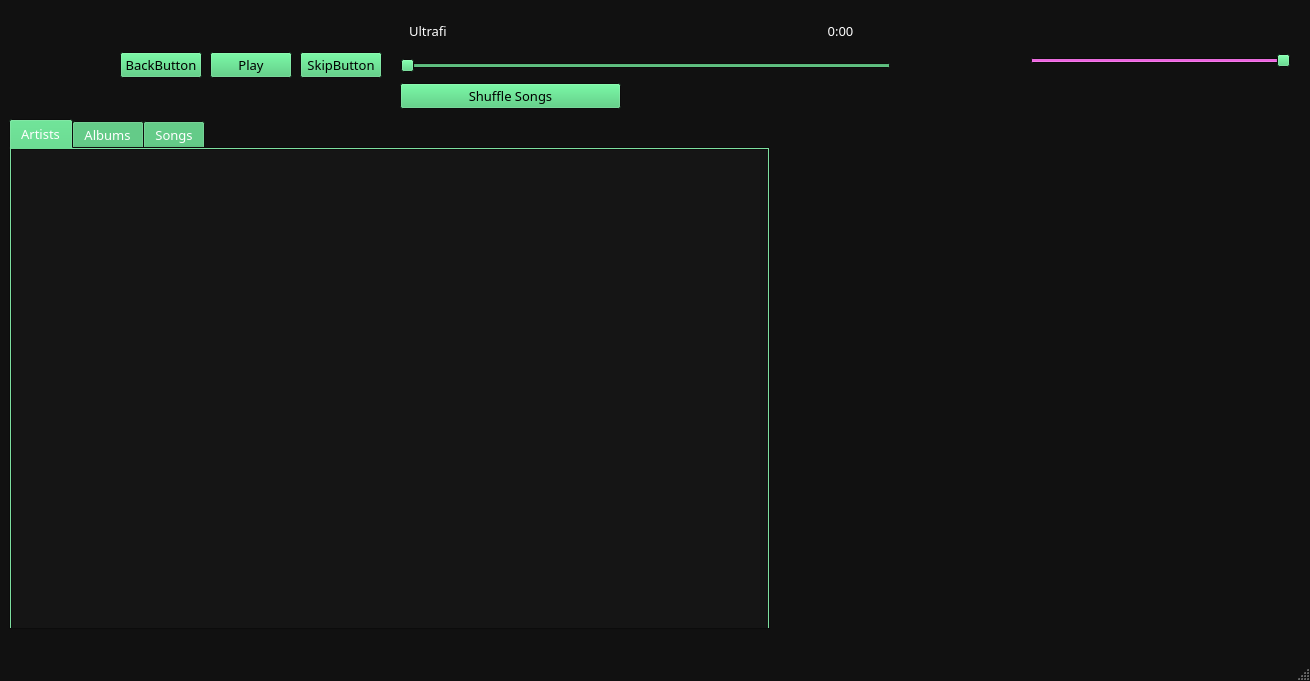
The window that mainwindow.ui (Cybervate/Ultrafi) describes before a commit, drawn with Qt 5.
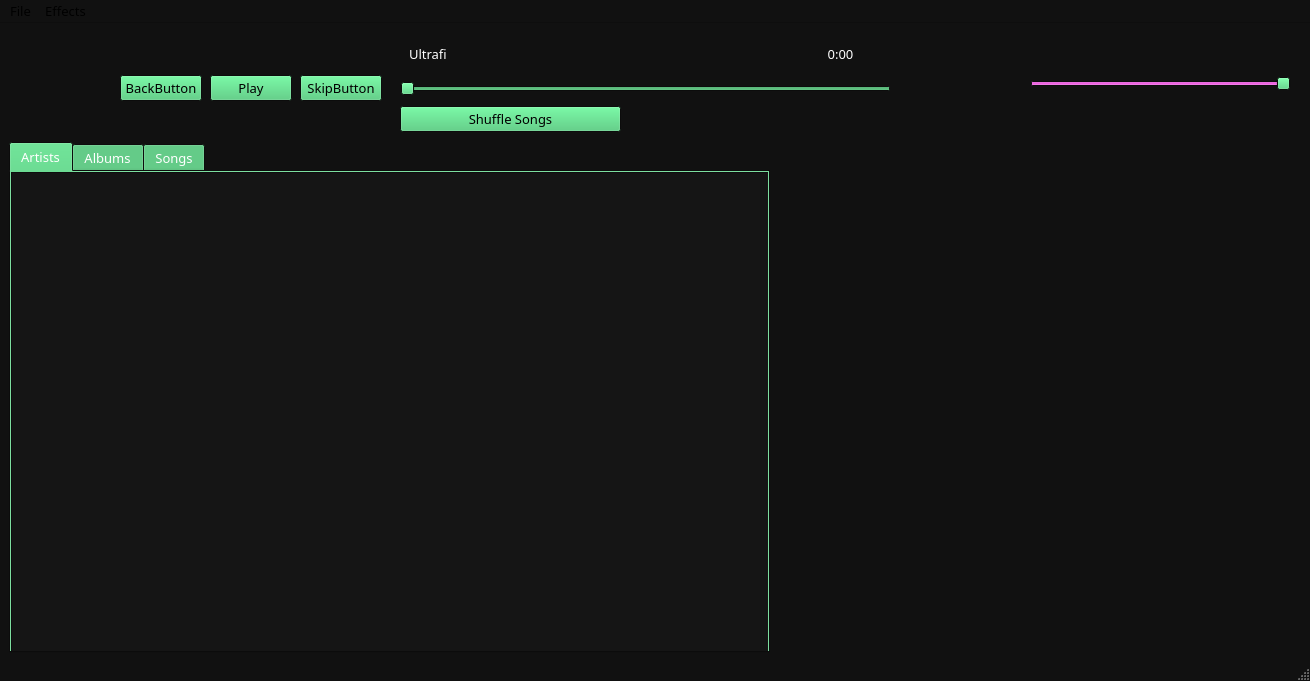
The same window after the commit.

```diff
--- a/mainwindow.ui
+++ b/mainwindow.ui
@@ -327,6 +327,33 @@
    <string>MainWindow</string>
   </property>
   <widget class="QWidget" name="centralwidget">
+   <property name="palette">
+    <palette>
+     <active>
+      <colorrole role="ButtonText">
+       <brush brushstyle="SolidPattern">
+        <color alpha="255">
+         <red>0</red>
+         <green>0</green>
+         <blue>0</blue>
+        </color>
+       </brush>
+      </colorrole>
+     </active>
+     <inactive>
+      <colorrole role="ButtonText">
+       <brush brushstyle="SolidPattern">
+        <color alpha="255">
+         <red>0</red>
+         <green>0</green>
+         <blue>0</blue>
+        </color>
+       </brush>
+      </colorrole>
+     </inactive>
+     <disabled/>
+    </palette>
+   </property>
    <widget class="QWidget" name="horizontalLayoutWidget_2">
     <property name="geometry">
      <rect>
@@ -653,6 +680,9 @@
        <property name="text">
         <string/>
        </property>
+       <property name="wordWrap">
+        <bool>false</bool>
+       </property>
       </widget>
      </item>
     </layout>
@@ -667,6 +697,25 @@
      <height>28</height>
     </rect>
    </property>
+   <widget class="QMenu" name="menuFile">
+    <property name="title">
+     <string>File</string>
+    </property>
+    <addaction name="actionOpen_Library_Folder"/>
+   </widget>
+   <widget class="QMenu" name="menuEffects">
+    <property name="title">
+     <string>Effects</string>
+    </property>
+    <addaction name="actionEqualizer"/>
+    <addaction name="actionReverb"/>
+    <addaction name="actionChorus"/>
+    <addaction name="actionEcho"/>
+    <addaction name="actionDistortion"/>
+    <addaction name="actionPan"/>
+   </widget>
+   <addaction name="menuFile"/>
+   <addaction name="menuEffects"/>
   </widget>
   <widget class="QStatusBar" name="statusbar"/>
  </widget>
```
Left out of the diff: 38 changed lines with no effect on the pictures.
